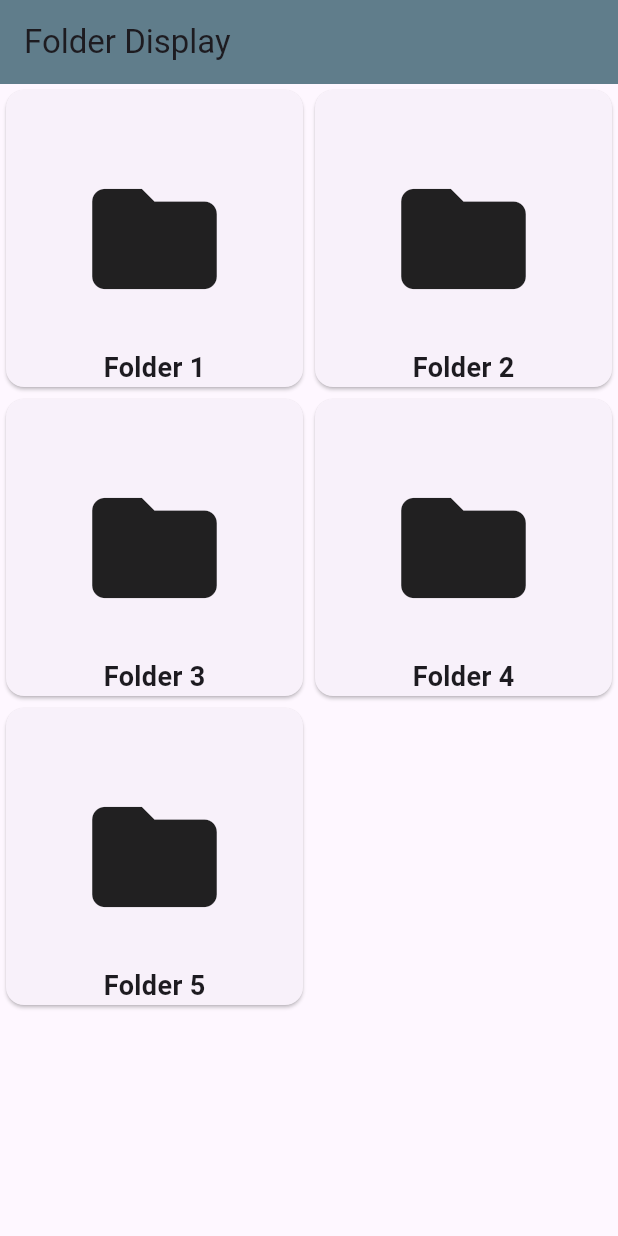
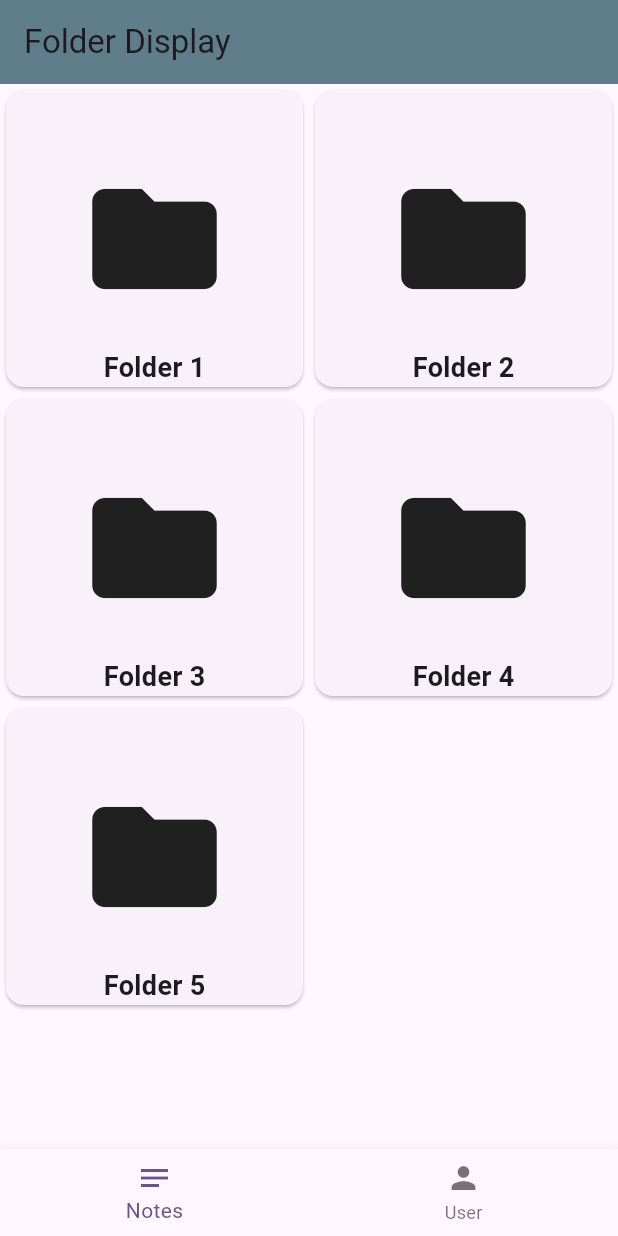
Before and after one commit to TeamNakamuradev/StudyR, a Flutter app: the screen it shows after launch, on a phone screen of 412 x 824 dp. Run offline on Flutter 3.47's test engine with Material 3 defaults, Android fonts, the phone set to English and light mode, and no system bars; our stand-ins replace shared_preferences.

```diff
--- a/lib/screens/home.dart
+++ b/lib/screens/home.dart
@@ -34,6 +34,7 @@ class _DashboardState extends State<Dashboard> {
     }
   ];
   bool isLoading = false;
+  int _selectedIndex = 0;
 
   @override
   void initState() {
@@ -90,6 +91,21 @@ class _DashboardState extends State<Dashboard> {
                 );
               },
             ),
+            bottomNavigationBar: BottomNavigationBar(
+        items: [
+          BottomNavigationBarItem(
+            icon: Icon(Icons.notes),
+            label: 'Notes',
+          ),
+          BottomNavigationBarItem(
+            icon: Icon(Icons.person),
+            label: 'User',
+          ),
+        ],
+        currentIndex: _selectedIndex,
+        onTap: _onItemTapped,
+      ),
+
     );
   }
   void _onItemTapped(int index) {
```
